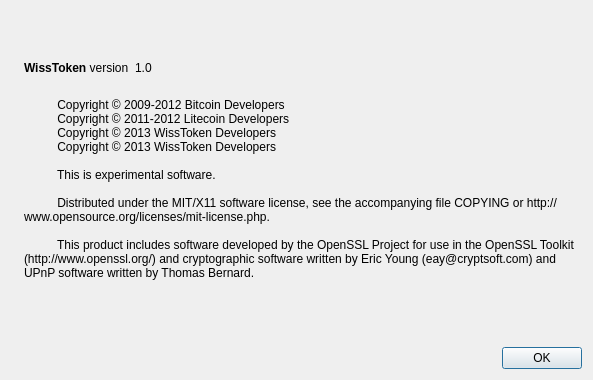
Before: the Qt Designer form src/qt/forms/aboutdialog.ui in nyancoin/WissToken, drawn with Qt 5.
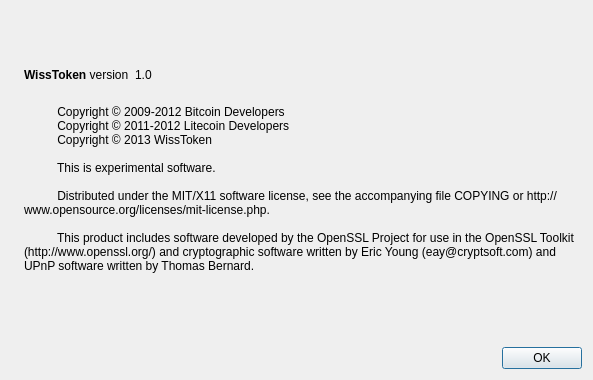
After: the same form once the commit is applied. Icons and pictures are not drawn.

Diff of the .ui file:
```diff
--- a/src/qt/forms/aboutdialog.ui
+++ b/src/qt/forms/aboutdialog.ui
@@ -97,8 +97,7 @@
         <string>
           Copyright © 2009-2012 Bitcoin Developers
           Copyright © 2011-2012 Litecoin Developers
-          Copyright © 2013 WissToken Developers
-          Copyright © 2013 WissToken Developers
+          Copyright © 2013 WissToken
 
           This is experimental software.
 
```
